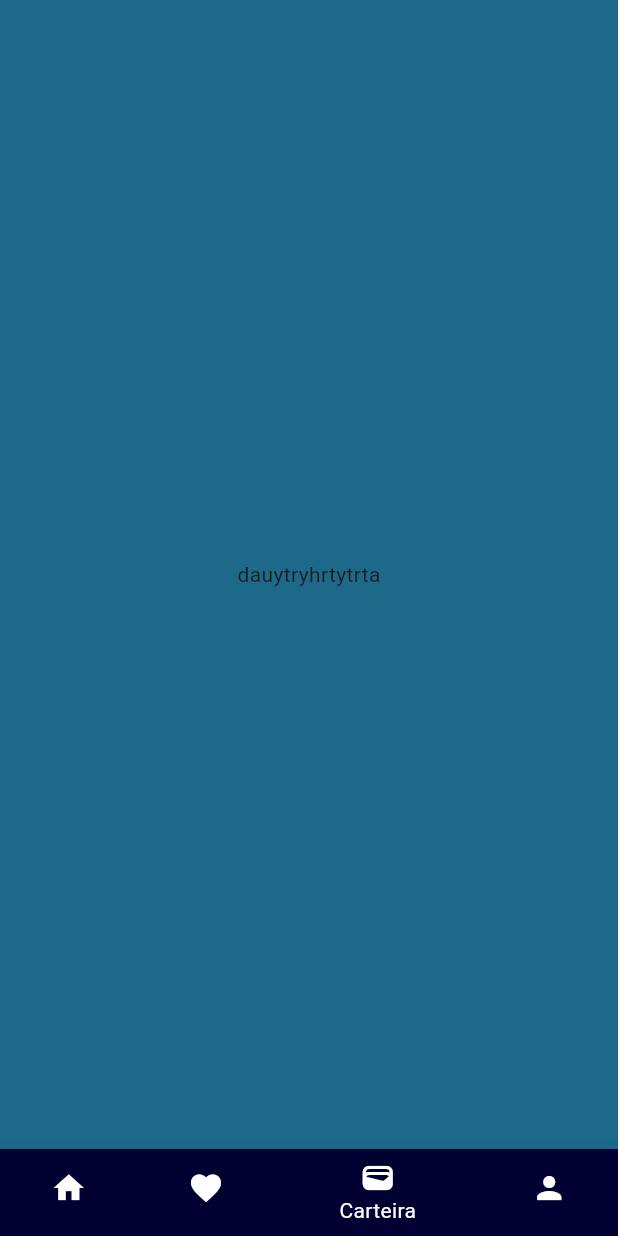
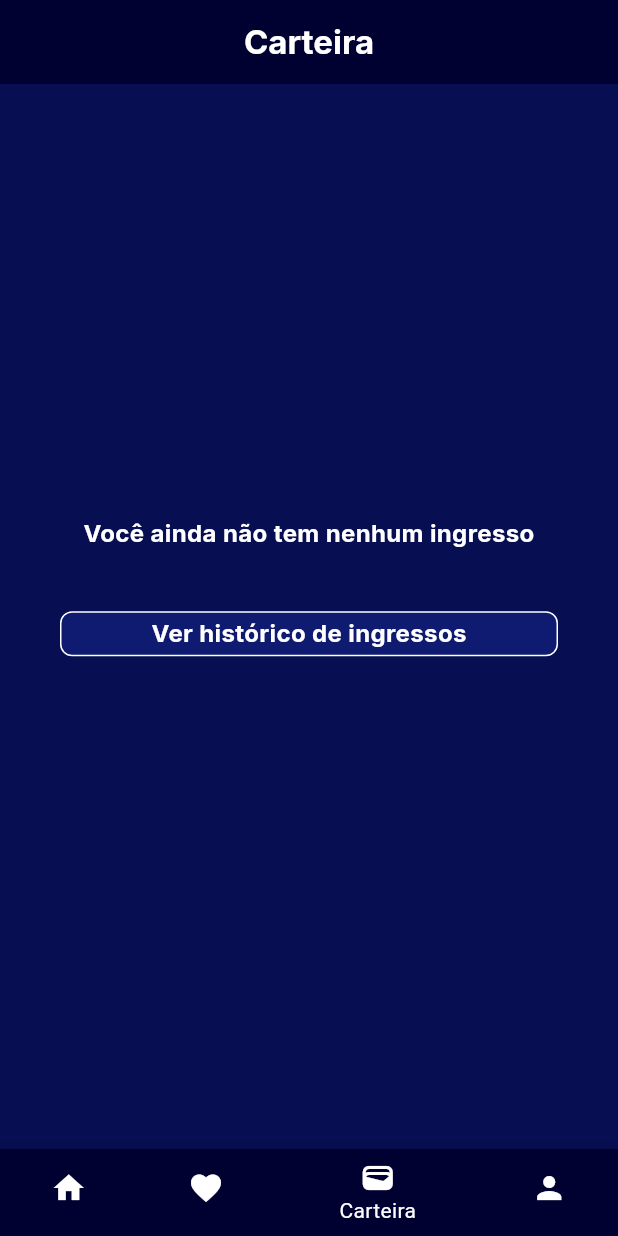
Before and after one commit to gusthavoaguiar/eventos-flutter, a Flutter app: the screen it shows after launch, item 3 of the bottom bar chosen, on a phone screen of 412 x 824 dp. Run offline on Flutter 3.47's test engine with Material 3 defaults, Android fonts, the phone set to English and light mode, and no system bars; our stand-ins replace google_fonts.

Commit message:
Add files via upload

```diff
--- a/lib/Screens/homepage/homepage.dart
+++ b/lib/Screens/homepage/homepage.dart
@@ -1,5 +1,7 @@
+import 'package:evento/Screens/favoritos/favoritoscreen.dart';
 import 'package:evento/Screens/home/homescreen.dart';
 import 'package:evento/Screens/profile/profilescreen.dart';
+import 'package:evento/Screens/wallet/walletscreen.dart';
 import 'package:evento/Widgets/bottomMenu.dart';
 import 'package:flutter/material.dart';
 
@@ -20,8 +22,8 @@ class _HomePageState extends State<HomePage> {
 
   List<Widget> screens = const [
     HomeScreen(),
-    Text("datgyjuygtuyta"),
-    Text("dauytryhrtytrta"),
+    FavoritoScreen(),
+    WalletScreen(),
     ProfileScreen()
   ];
 
--- a/lib/Screens/profile/profilescreen.dart
+++ b/lib/Screens/profile/profilescreen.dart
@@ -27,7 +27,7 @@ class ProfileScreen extends StatelessWidget {
             children: [
               circleAvatar(
                   'https://avatars.githubusercontent.com/u/125374896?s=400&u=8d6c34d4eef93a72ea5f23c4b6a48adc193620c9&v=4'),
-              Text('Superman do Curintia',
+              Text('Caio Rodrigues',
                   style: GoogleFonts.inter(
                       fontSize: 20, fontWeight: FontWeight.bold, color: Colors.white))
             ],
--- /dev/null
+++ b/lib/Screens/wallet/walletscreen.dart
@@ -0,0 +1,40 @@
+import 'package:evento/Widgets/editWallet.dart';
+import 'package:flutter/material.dart';
+import 'package:google_fonts/google_fonts.dart';
+
+class WalletScreen extends StatelessWidget {
+  const WalletScreen({super.key});
+
+  @override
+  Widget build(BuildContext context) {
+    return Scaffold(
+      backgroundColor: Color(0xFF070e51),
+      appBar: AppBar(
+        backgroundColor: Color(0xff000031),
+        title: Text(
+          "Carteira",
+          style: GoogleFonts.inter(
+              fontWeight: FontWeight.bold, color: Colors.white),
+        ),
+        centerTitle: true,
+      ),
+      body: Center(
+        child: new ListView(
+          shrinkWrap: true,
+          children: [
+            Text(
+              "Você ainda não tem nenhum ingresso",
+               textAlign: TextAlign.center,
+              style: GoogleFonts.inter(
+                color: Colors.white,
+                fontSize: 16,
+                fontWeight: FontWeight.w700,
+              ),
+            ),
+            editWallet(),
+          ],
+        ),
+      ),
+    );
+  }
+}
--- /dev/null
+++ b/lib/Widgets/editWallet.dart
@@ -0,0 +1,26 @@
+import 'package:flutter/material.dart';
+import 'package:google_fonts/google_fonts.dart';
+
+Widget editWallet() {
+  return Padding(
+    padding: const EdgeInsets.all(40),
+    child: Container(
+      width: double.infinity,
+      height: 30,
+      decoration: BoxDecoration(
+          borderRadius: BorderRadius.circular(8),
+          color: Color(0xff0e1b70),
+          border: Border.all(color: Colors.white)),
+      child: Center(
+        child: Text(
+          "Ver histórico de ingressos",
+          style: GoogleFonts.inter(
+            color: Colors.white,
+            fontSize: 16,
+            fontWeight: FontWeight.w700,
+          ),
+        ),
+      ),
+    ),
+  );
+}
--- a/pubspec.yaml
+++ b/pubspec.yaml
@@ -19,7 +19,7 @@ publish_to: 'none' # Remove this line if you wish to publish to pub.dev
 version: 1.0.0+1
 
 environment:
-  sdk: '>=3.2.6 <4.0.0'
+  sdk: '>=3.2.4 <4.0.0'
 
 # Dependencies specify other packages that your package needs in order to work.
 # To automatically upgrade your package dependencies to the latest versions
```
Also changed, not shown: lib/Screens/favoritos/favoritoscreen.dart (added, +37 -0 lines), lib/Screens/home/homescreen.dart (+139 -9 lines), lib/Widgets/cardShow.dart (added, +22 -0 lines), lib/Widgets/circle.dart (added, +27 -0 lines), assets/bonequinhofofo.png (added), assets/placeholder.jpg (added).
